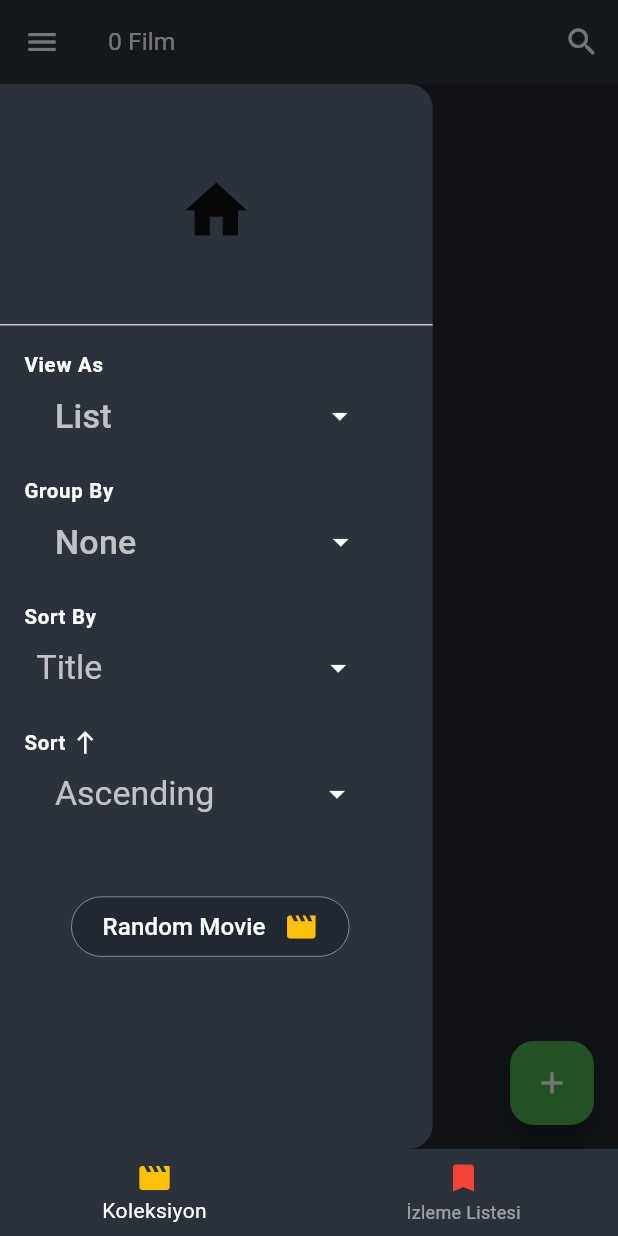
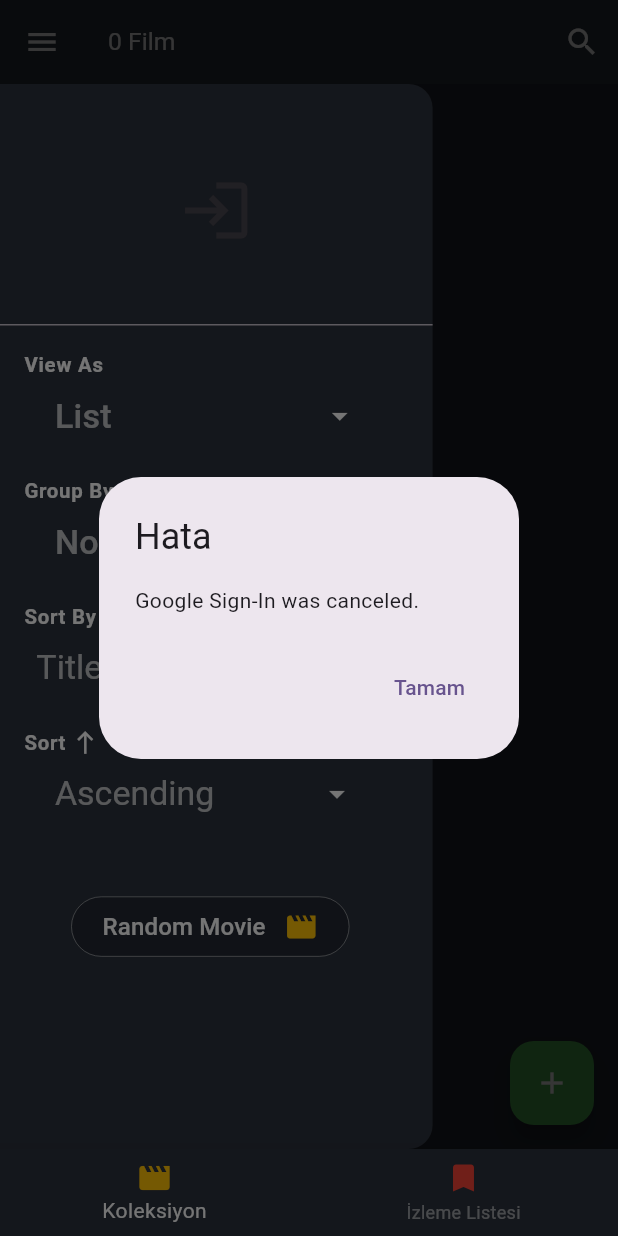
Before and after one commit to MertAliUzun/movie_collections_mobile, a Flutter app: the screen it shows after launch, with the side drawer open, on a phone screen of 412 x 824 dp. Run offline on Flutter 3.47's test engine with Material 3 defaults, Android fonts, the phone set to English and light mode, and no system bars; our stand-ins replace awesome_snackbar_content, connectivity_plus, flutter_dotenv, flutter_rating_bar, google_sign_in, hive and 4 more; missing offline and left inert: cloudinary_public, country_flags; accounts and stored records are empty.

Commit message:
v 6.3 (added google auth, username and profile picture is shown in drawer widget)

```diff
--- a/lib/main.dart
+++ b/lib/main.dart
@@ -1,5 +1,6 @@
 import 'package:flutter/material.dart';
 import 'package:flutter/services.dart';
+import 'package:google_sign_in/google_sign_in.dart';
 import 'screens/collection_screen.dart';
 import 'screens/wishlist_screen.dart';
 import 'package:supabase_flutter/supabase_flutter.dart';
@@ -40,6 +41,8 @@ void main() async {
 
 }
 
+final supabase = Supabase.instance.client;
+
 class MyApp extends StatelessWidget {
   const MyApp({super.key});
 
@@ -65,20 +68,94 @@ class MyHomePage extends StatefulWidget {
 
 class _MyHomePageState extends State<MyHomePage> {
   int _selectedIndex = 0;
+  String? _userId;
+  String? _userEmail;
+  String? _userPicture;
+  String? _userName;
 
-  final List<Widget> _pages = [
-    const CollectionScreen(),
-    const WishlistScreen(),
-  ];
+  @override
+  void initState() {
+    super.initState();
+    _googleSignIn();
+  }
 
-  void _onItemTapped(int index) {
-    setState(() {
-      _selectedIndex = index;
-    });
+  Future<AuthResponse> _googleSignIn() async {
+    const webClientId = '994622404083-l5lm49gg40agjbrh0vvtnbo6b3sddl3u.apps.googleusercontent.com';
+    const iosClientId = '994622404083-pmh33nqujdu7pvekl5djj4nge8hi0v2n.apps.googleusercontent.com';
+
+    final GoogleSignIn googleSignIn = GoogleSignIn(
+      clientId: iosClientId,
+      serverClientId: webClientId,
+    );
+
+    try {
+      final googleUser = await googleSignIn.signIn();
+      if (googleUser == null) {
+        throw 'Google Sign-In was canceled.';
+      }
+      final googleAuth = await googleUser.authentication;
+      final accessToken = googleAuth.accessToken;
+      final idToken = googleAuth.idToken;
+
+      if (accessToken == null) {
+        throw 'No Access Token found.';
+      }
+      if (idToken == null) {
+        throw 'No ID Token found.';
+      }
+
+      // Kullanıcı bilgilerini al
+      _userId = googleUser.id;
+      _userEmail = googleUser.email;
+      _userPicture = googleUser.photoUrl;
+      _userName = googleUser.displayName;
+
+      // İlk açılışta CollectionScreen'e geçiş yap
+      setState(() {
+        _selectedIndex = 0; // CollectionScreen'i seç
+      });
+
+      return supabase.auth.signInWithIdToken(
+        provider: Provider.google,
+        idToken: idToken,
+        accessToken: accessToken,
+      );
+    } catch (e) {
+      // Hata durumunda kullanıcıya mesaj göster
+      _showErrorDialog(e.toString());
+      return AuthResponse();
+    }
+  }
+
+  void _showErrorDialog(String message) {
+    showDialog(
+      context: context,
+      builder: (context) {
+        return AlertDialog(
+          title: const Text('Hata'),
+          content: Text(message),
+          actions: [
+            TextButton(
+              onPressed: () => Navigator.of(context).pop(),
+              child: const Text('Tamam'),
+            ),
+          ],
+        );
+      },
+    );
   }
 
   @override
   Widget build(BuildContext context) {
+    final List<Widget> _pages = [
+      _userId != null
+          ? CollectionScreen(userId: _userId, userEmail: _userEmail, userPicture: _userPicture, userName: _userName,)
+          : const CollectionScreen(),
+      _userId != null
+          ? WishlistScreen(userId: _userId, userEmail: _userEmail, userPicture: _userPicture, userName: _userName,)
+          : const WishlistScreen(),
+    ];
+
     return Scaffold(
       body: _pages[_selectedIndex],
       bottomNavigationBar: BottomNavigationBar(
@@ -94,7 +171,11 @@ class _MyHomePageState extends State<MyHomePage> {
           ),
         ],
         currentIndex: _selectedIndex,
-        onTap: _onItemTapped,
+        onTap: (index) {
+          setState(() {
+            _selectedIndex = index;
+          });
+        },
         selectedItemColor: Colors.white,
         unselectedItemColor: Colors.white54,
       ),
--- a/lib/screens/add_movie_screen.dart
+++ b/lib/screens/add_movie_screen.dart
@@ -25,8 +25,9 @@ import 'package:hive/hive.dart';
 class AddMovieScreen extends StatefulWidget {
   final bool isFromWishlist;
   final Movie? movie;
+  final String? userEmail;
 
-  const AddMovieScreen({super.key, required this.isFromWishlist, this.movie});
+  const AddMovieScreen({super.key, required this.isFromWishlist, this.movie, this.userEmail});
 
   @override
   State<AddMovieScreen> createState() => _AddMovieScreenState();
@@ -292,7 +293,7 @@ class _AddMovieScreenState extends State<AddMovieScreen> {
             : null,
         watched: !widget.isFromWishlist,
         imageLink: _imageLink ?? '',
-        userEmail: 'test@test.com', // Replace with actual user email if needed
+        userEmail: widget.userEmail ?? 'test@test.com', // Replace with actual user email if needed
         watchDate: widget.isFromWishlist ? null : _watchedDate,
         userScore: widget.isFromWishlist ? null : _userScore,
         hypeScore: widget.isFromWishlist ? _hypeScore : null,
--- a/lib/screens/collection_screen.dart
+++ b/lib/screens/collection_screen.dart
@@ -17,7 +17,12 @@ import 'package:hive/hive.dart';
 import '../sup/businessLogic.dart';
 
 class CollectionScreen extends StatefulWidget {
-  const CollectionScreen({super.key});
+  final String? userId; // Kullanıcı ID'si
+  final String? userEmail; // Kullanıcı E-postası
+  final String? userPicture; // Kullanıcı Resmi
+  final String? userName;
+
+  const CollectionScreen({super.key, this.userId, this.userEmail, this.userPicture, this.userName});
 
   @override
   State<CollectionScreen> createState() => _CollectionScreenState();
@@ -161,7 +166,7 @@ class _CollectionScreenState extends State<CollectionScreen> {
     Navigator.push(
       context,
       MaterialPageRoute(
-        builder: (context) => EditMovieScreen(isFromWishlist: false, movie: movie),
+        builder: (context) => EditMovieScreen(isFromWishlist: false, movie: movie, userEmail: widget.userEmail,),
       ),
     ).then((_) {
       _fetchMovies();
@@ -402,7 +407,22 @@ class _CollectionScreenState extends State<CollectionScreen> {
           ),
         ],
       ),
-      drawer: _isSelectionMode || _isSearching ? null : DrawerWidget(viewType: _viewType, groupByText: _groupByText, sortBy: _sortBy, changeViewType: _changeViewType, toggleGroupBy: _toggleGroupBy, onSortByChanged: _onSortByChanged, sortDir: _sortDir, onSortDirChanged: _onSortDirChanged, isFromWishlist: false, movies: _movies,),
+      drawer: _isSelectionMode || _isSearching ? null : DrawerWidget(
+        viewType: _viewType,
+        groupByText: _groupByText,
+        sortBy: _sortBy,
+        changeViewType: _changeViewType,
+        toggleGroupBy: _toggleGroupBy,
+        onSortByChanged: _onSortByChanged,
+        sortDir: _sortDir,
+        onSortDirChanged: _onSortDirChanged,
+        isFromWishlist: false,
+        movies: _movies,
+        userPicture: widget.userPicture,
+        userEmail: widget.userEmail,
+        userId: widget.userId,
+        userName: widget.userName,
+      ),
       body: Column(
         children: [
           Expanded(
@@ -507,7 +527,7 @@ class _CollectionScreenState extends State<CollectionScreen> {
           Navigator.push(
             context,
             MaterialPageRoute(
-              builder: (context) => const AddMovieScreen(isFromWishlist: false),
+              builder: (context) => AddMovieScreen(isFromWishlist: false, userEmail:  widget.userEmail,),
             ),
           ).then((_) {
             _fetchMovies(); // Refresh the movie list when returning
--- a/lib/screens/edit_movie_screen.dart
+++ b/lib/screens/edit_movie_screen.dart
@@ -26,8 +26,9 @@ import 'package:hive/hive.dart';
 class EditMovieScreen extends StatefulWidget {
   final bool isFromWishlist;
   final Movie? movie;
+  final String? userEmail;
 
-  const EditMovieScreen({super.key, required this.isFromWishlist, this.movie});
+  const EditMovieScreen({super.key, required this.isFromWishlist, this.movie, required this.userEmail});
 
   @override
   State<EditMovieScreen> createState() => _EditMovieScreenState();
--- a/lib/widgets/drawer_widget.dart
+++ b/lib/widgets/drawer_widget.dart
@@ -17,6 +17,10 @@ class DrawerWidget extends StatelessWidget {
   final ValueChanged<String> _toggleGroupBy;
   final ValueChanged<String> _onSortByChanged;
   final ValueChanged<String> _onSortDirChanged;
+  final String? userPicture; // Kullanıcı profil resmi
+  final String? userId;
+  final String? userEmail;
+  final String? userName;
 
   DrawerWidget({
     required String viewType,
@@ -28,7 +32,11 @@ class DrawerWidget extends StatelessWidget {
     required ValueChanged<String> changeViewType,
     required ValueChanged<String> toggleGroupBy,
     required ValueChanged<String> onSortByChanged,
-    required ValueChanged<String> onSortDirChanged
+    required ValueChanged<String> onSortDirChanged,
+    this.userPicture, // Kullanıcı profil resmini al
+    this.userEmail,
+    this.userId,
+    this.userName
   })  : _viewType = viewType,
         _groupByText = groupByText,
         _changeViewType = changeViewType,
@@ -99,7 +107,46 @@ class DrawerWidget extends StatelessWidget {
         backgroundColor: Color.fromARGB(255, 44, 50, 60),
         child: ListView(
           children: [
-            DrawerHeader(child: Icon(Icons.home, size: 50)),
+            DrawerHeader(
+              child: userPicture != null
+                  ? Column(
+                    children: [
+                      ClipOval(
+                         child: Image.network(
+                           userPicture!,
+                           fit: BoxFit.scaleDown, // Resmi çerçeveye göre ölçeklendirir
+                           width: 90, // Çap kadar genişlik
+                           height: 90, // Çap kadar yükseklik
+                         ),
+                       ),
+                       Padding(
+                         padding: EdgeInsets.symmetric(vertical: screenHeight * 0.015),
+                         child: RichText(
+                          text: TextSpan(
+                            style: TextStyle(color: Colors.white),
+                            children: [
+                              TextSpan(
+                                text: 'Welcome, ',
+                                style: TextStyle(fontWeight: FontWeight.normal),
+                              ),
+                              TextSpan(
+                                text: userName!,
+                                style: TextStyle(fontWeight: FontWeight.bold),
+                              ),
+                            ],
+                          ),
+                        )
+                       ),
+                    ],
+                  )
+                  : IconButton(
+                icon: Icon(Icons.login, size: 50),
+                onPressed: () {
+                  // Giriş yapma fonksiyonunuzu burada çağırın
+                  //loginFunction();
+                },
+              ),
+            ),
             ListTile(
               title: Column(
                 crossAxisAlignment: CrossAxisAlignment.start,
@@ -278,7 +325,7 @@ class DrawerWidget extends StatelessWidget {
                         Navigator.push(
                           context,
                           MaterialPageRoute(
-                            builder: (context) => EditMovieScreen(isFromWishlist: _isFromWishlist, movie: movie),
+                            builder: (context) => EditMovieScreen(isFromWishlist: _isFromWishlist, movie: movie, userEmail: userEmail,),
                           ),
                         );
                       },style: TextButton.styleFrom(
--- a/pubspec.yaml
+++ b/pubspec.yaml
@@ -44,6 +44,7 @@ dependencies:
   connectivity_plus: ^6.1.2
   hive: ^2.2.3
   hive_flutter: ^1.1.0
+  google_sign_in: ^6.2.2
   awesome_snackbar_content:
     git:
       url: https://github.com/MertAliUzun/awesome_snackbar_content_swipe.git
```
Also changed, not shown: lib/screens/wishlist_screen.dart (+24 -4 lines), pubspec.lock, 2 other files.
